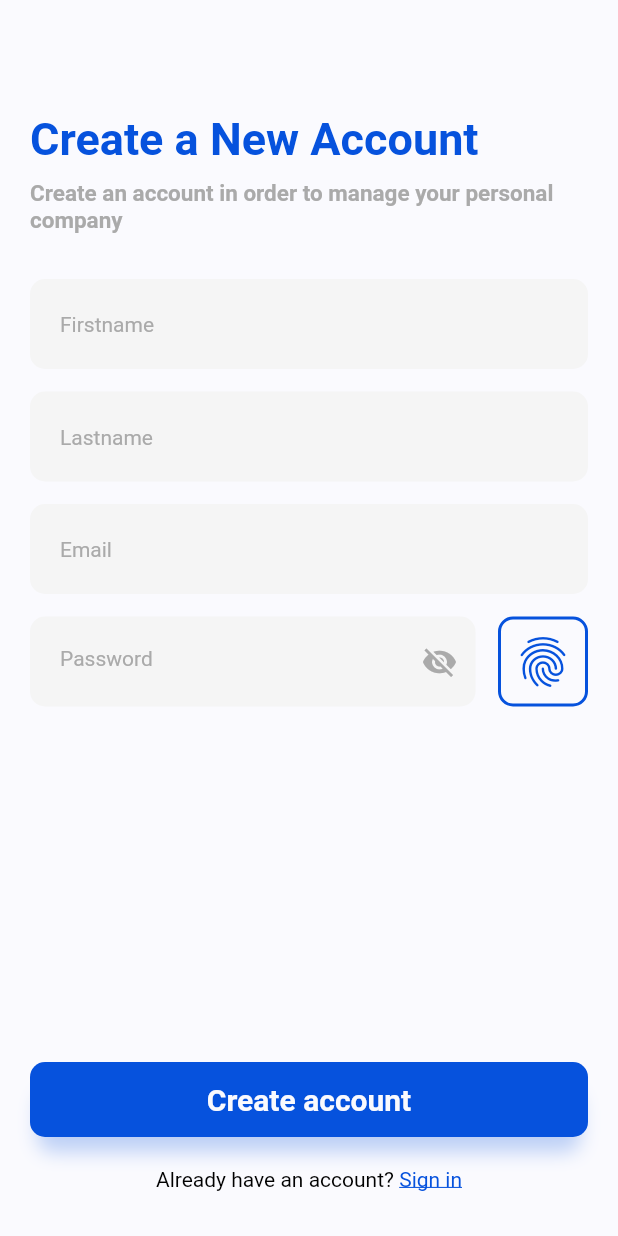
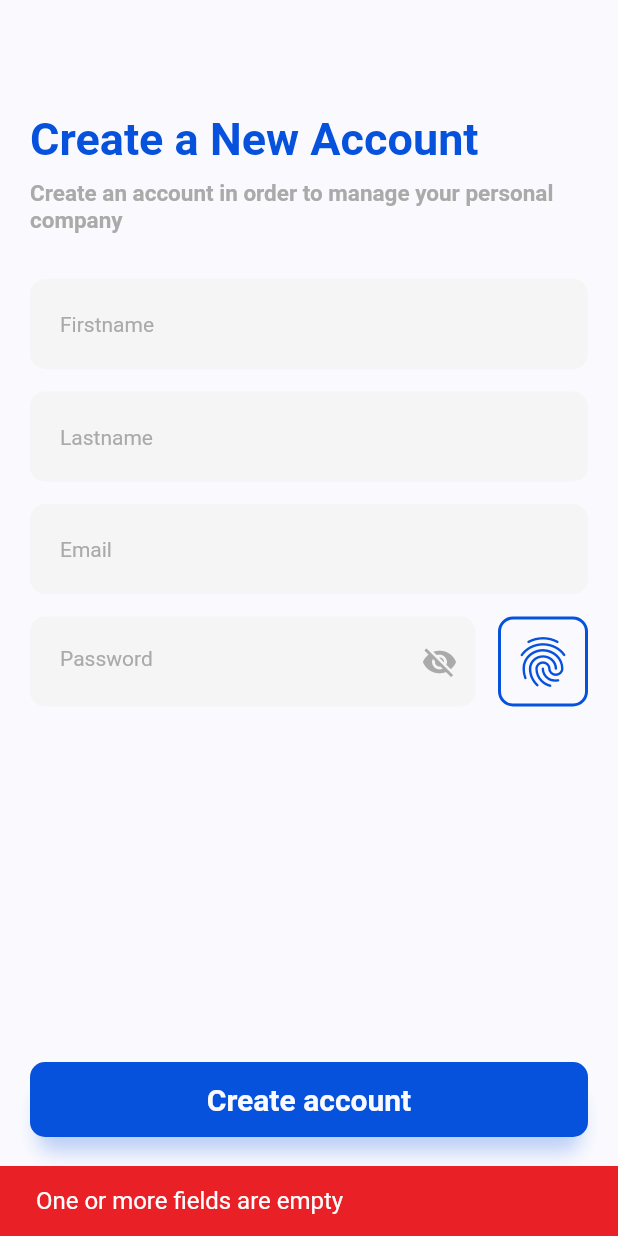
Before and after one commit to anthoninCL/Flutter-III-myCompany, a Flutter app: the RegisterScreen screen opened directly, after a tap on "Create account", on a phone screen of 412 x 824 dp. Run offline on Flutter 3.47's test engine with Material 2 defaults, Android fonts, the phone set to English and light mode, and no system bars; our stand-ins replace cloud_firestore, firebase_auth, firebase_core, flutter_bloc, shared_preferences; accounts and stored records are empty; network calls fail.

Commit message:
faet: add register error handling

```diff
--- a/mycompany/lib/src/pages/register.dart
+++ b/mycompany/lib/src/pages/register.dart
@@ -1,6 +1,7 @@
 import 'package:flutter/material.dart';
 import 'package:flutter/services.dart';
 import 'package:flutter_bloc/flutter_bloc.dart';
+import 'package:mycompany/src/blocs/login/login_bloc.dart';
 import 'package:mycompany/src/blocs/register/register_bloc.dart';
 import 'package:mycompany/src/pages/login.dart';
 import 'package:mycompany/src/pages/welcome.dart';
@@ -58,6 +59,10 @@ class _RegisterScreenState extends State<RegisterScreen> {
   }
 
   void onRegisterButtonPressed(BuildContext context) {
+    if (isFirstNameValid() || isLastNameValid()) {
+      BlocProvider.of<RegisterBloc>(context)
+          .emit(const RegisterError("One or more fields are empty"));
+    }
     BlocProvider.of<RegisterBloc>(context).add(RegisterSubmitEvent(
         _firstNameTextController.text,
         _lastNameTextController.text,
@@ -66,8 +71,9 @@ class _RegisterScreenState extends State<RegisterScreen> {
   }
 
   void onRichTextTap(BuildContext context) {
-    Navigator.push(context, MaterialPageRoute(builder: (context) {
-      return const LoginScreen();
+    Navigator.pop(context, MaterialPageRoute(builder: (context) {
+      return BlocProvider(
+          create: (context) => LoginBloc(), child: const LoginScreen());
     }));
   }
 
@@ -79,7 +85,9 @@ class _RegisterScreenState extends State<RegisterScreen> {
         child: Scaffold(
           body: BlocConsumer<RegisterBloc, RegisterState>(
             listener: (context, state) {
-              if (state is RegisterError) {
+              if (state is RegisterError ||
+                  isLastNameValid() ||
+                  isFirstNameValid()) {
                 scaffoldSnackBar(context, state);
               }
             },
@@ -182,7 +190,9 @@ class _RegisterScreenState extends State<RegisterScreen> {
                         ),
                       ),
                       Expanded(
-                        child: Container(),
+                        child: state is RegisterLoading
+                            ? _buildLoading()
+                            : Container(),
                       ),
                       Padding(
                         padding: const EdgeInsets.only(bottom: 30, top: 10),
@@ -212,4 +222,8 @@ class _RegisterScreenState extends State<RegisterScreen> {
       ),
     );
   }
+
+  Widget _buildLoading() {
+    return const Center(child: CircularProgressIndicator());
+  }
 }
```
